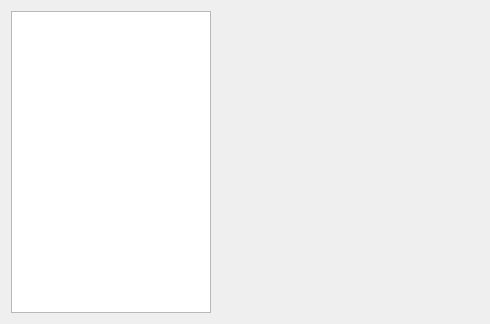
Qt form krita/ui/forms/wdggenerators.ui (KDE/krita) before a commit.
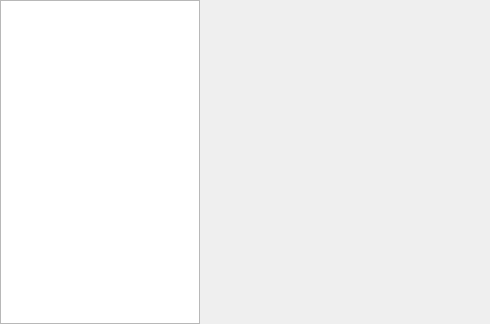
The same form after that commit.

Commit message:
Fix layout of the pattern widget for the create Fill Layer dialog
Patch by Moritz Molch. Thanks!
CCMAIL:kde@moritzmolch.de
REVIEW:122858

```diff
--- a/krita/ui/forms/wdggenerators.ui
+++ b/krita/ui/forms/wdggenerators.ui
@@ -10,8 +10,20 @@
     <height>324</height>
    </rect>
   </property>
-  <layout class="QGridLayout" name="gridLayout">
-   <item row="0" column="0">
+  <layout class="QHBoxLayout" name="horizontalLayout">
+   <property name="leftMargin">
+    <number>0</number>
+   </property>
+   <property name="topMargin">
+    <number>0</number>
+   </property>
+   <property name="rightMargin">
+    <number>0</number>
+   </property>
+   <property name="bottomMargin">
+    <number>0</number>
+   </property>
+   <item>
     <widget class="QListWidget" name="lstGenerators">
      <property name="sizePolicy">
       <sizepolicy hsizetype="Preferred" vsizetype="Preferred">
@@ -33,7 +45,7 @@
      </property>
     </widget>
    </item>
-   <item row="0" column="1">
+   <item>
     <widget class="QWidget" name="centralWidgetHolder" native="true">
      <property name="sizePolicy">
       <sizepolicy hsizetype="Expanding" vsizetype="Expanding">
```
The commit also changes 3 other files.
